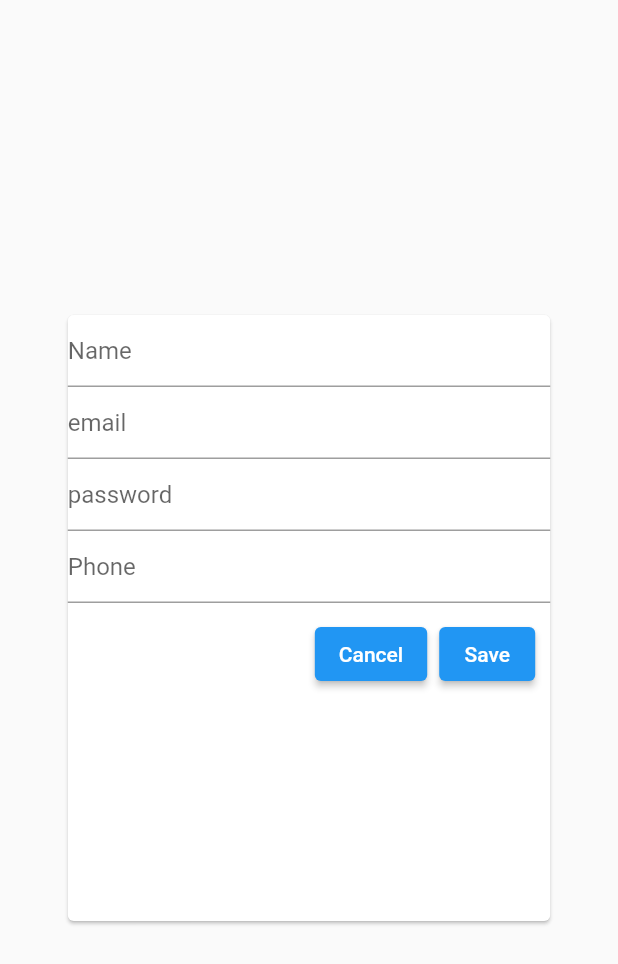
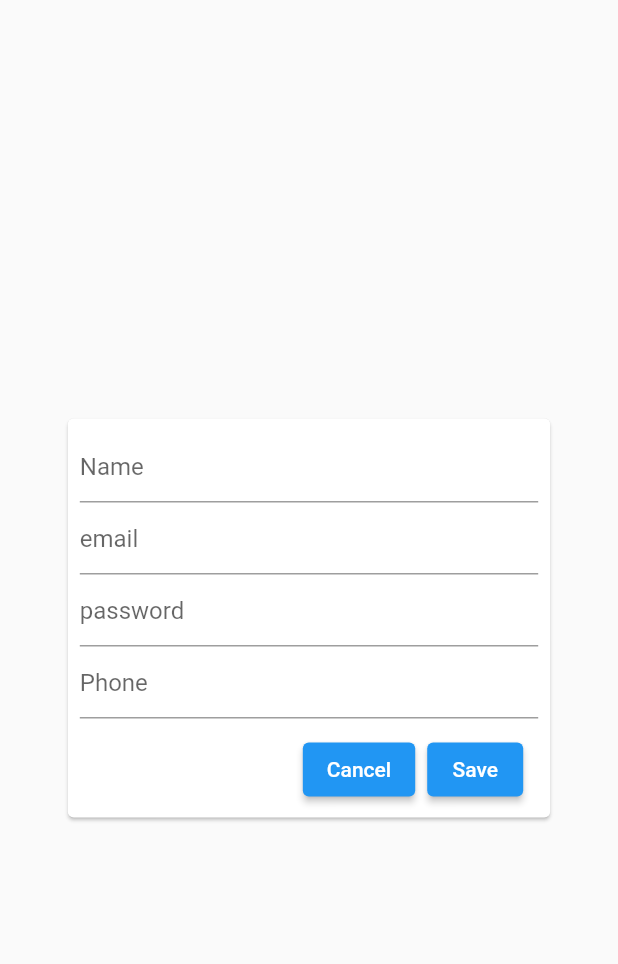
Before and after one commit to Agiratech-Madhan/Flutter, a Flutter app: the screen it shows after launch, after a tap on the "add" icon, on a phone screen of 412 x 824 dp. Shown: the top 964 px of the screen. Run offline on Flutter 3.47's test engine with Material 2 defaults, Android fonts, the phone set to English and light mode, and no system bars; our stand-ins replace flutter_signin_button, font_awesome_flutter, google_fonts, grouped_list; missing offline and left inert: dart:ffi, flutter_emoji, language_picker; network calls fail.

Commit message:
fetch, update,edit and delete

```diff
--- a/RESTAPI/restapicrud/lib/providers/detailsprovider.dart
+++ b/RESTAPI/restapicrud/lib/providers/detailsprovider.dart
@@ -50,6 +50,14 @@ class DetailsProvider with ChangeNotifier {
         'https://shop-app-4b081-default-rtdb.firebaseio.com/apicrud.json');
     try {
       final response = await http.get(url);
+      print('response${response.contentLength}');
+      print('response headers${response.headers}');
+      print('response is redirect ${response.isRedirect}');
+      print('response persistentConnection${response.persistentConnection}');
+      print('response request${response.request}');
+      print('response statusCode${response.statusCode}');
+      print('response body${response.body}');
+
       final extractedUserData =
           json.decode(response.body) as Map<String, dynamic>;
       final List<User> usersList = [];
@@ -60,7 +68,7 @@ class DetailsProvider with ChangeNotifier {
                 name: value['name'],
                 email: value['email'],
                 password: value['password'],
-                phoneNo: value['PhoneNo'])
+                phoneNo: value['phoneNo'])
 
             // User.fromJson(value)
 
@@ -82,21 +90,32 @@ class DetailsProvider with ChangeNotifier {
 
   Future<void> updateUser(String id, User newUser) async {
     final userIndex = users.indexWhere((element) => element.id == id);
+    print(id);
+    print('update index$userIndex');
+    print('userIndex\$${newUser.name}');
     print('userIndex$userIndex');
-    if (userIndex > 0) {
+    print('userIndex$userIndex');
+    print('userIndex$userIndex');
+    if (userIndex >= 0) {
+      print('data matched');
       final url = Uri.parse(
           'https://shop-app-4b081-default-rtdb.firebaseio.com/apicrud/$id.json');
-      await http.patch(url,
-          body: json.encode({
-            'name': newUser.name,
-            'email': newUser.email,
-            'password': newUser.password,
-            'phoneNo': newUser.phoneNo
-          }));
+      await http
+          .patch(url,
+              body: json.encode({
+                'name': newUser.name,
+                'email': newUser.email,
+                'password': newUser.password,
+                'phoneNo': newUser.phoneNo
+              }))
+          .then((value) {
+        print(value);
+      });
       print('old data email${users[userIndex].email}');
       print(' new mail data${newUser.email}');
 
       users[userIndex] = newUser;
+
       notifyListeners();
     }
   }
--- a/RESTAPI/restapicrud/lib/screens/editScreen.dart
+++ b/RESTAPI/restapicrud/lib/screens/editScreen.dart
@@ -2,16 +2,10 @@
 import 'package:flutter/material.dart';
 import 'package:provider/provider.dart';
 import 'package:restapicrud/models/Info_model.dart';
-import 'package:restapicrud/providers/detailsprovider.dart';
+import '../providers/detailsprovider.dart';
 
 class EditScreen extends StatefulWidget {
   static const routeName = '/edit-screen';
-  // final bool isAdd;
-
-  //  EditScreen({
-  //   required this.isAdd,
-  // });
-
   @override
   State<EditScreen> createState() => _EditScreenState();
 }
@@ -38,11 +32,11 @@ class _EditScreenState extends State<EditScreen> {
       await Provider.of<DetailsProvider>(context, listen: false)
           .addUser(_editedUser);
     } else {
-      // print('editorUser');
-      // print('editoruser Id${_editedUser.id}');
-      // print('editoruser name${_editedUser.name}');
-      // print('editoruser email${_editedUser.email}');
-      // print('editoruser passwrod${_editedUser.password}');
+      print('editorUser');
+      print('editoruser Id${_editedUser.id}');
+      print('editoruser name${_editedUser.name}');
+      print('editoruser email${_editedUser.email}');
+      print('editoruser passwrod${_editedUser.password}');
       await Provider.of<DetailsProvider>(context, listen: false)
           .updateUser(_editedUser.id!, _editedUser);
     }
@@ -65,6 +59,7 @@ class _EditScreenState extends State<EditScreen> {
       if (uservalues['id'] != '') {
         _editedUser = Provider.of<DetailsProvider>(context, listen: false)
             .findById(uservalues['id']);
+        print(_editedUser.phoneNo);
         initValue = {
           'name': _editedUser.name,
           'email': _editedUser.email,
@@ -85,16 +80,25 @@ class _EditScreenState extends State<EditScreen> {
       body: Center(
         child: isLoading
             ? CircularProgressIndicator()
-            : Container(
+            : SingleChildScrollView(
+                child: SizedBox(
+                  // padding: EdgeInsets.all(10),
                   width: MediaQuery.of(context).size.width * 0.8,
-                height: MediaQuery.of(context).size.height * 0.50,
+                  // height: MediaQuery.of(context).size.height * 0.50,
                   child: Card(
                     child: Form(
                         key: _form,
-                      child: ListView(
+                        child: Padding(
+                          padding: const EdgeInsets.all(8.0),
+                          child: Column(
+                            mainAxisAlignment: MainAxisAlignment.spaceBetween,
+                            children: [
+                              Column(
+                                mainAxisAlignment: MainAxisAlignment.center,
                                 children: [
                                   TextFormField(
-                            decoration: InputDecoration(hintText: 'Name'),
+                                    decoration:
+                                        InputDecoration(hintText: 'Name'),
                                     initialValue: initValue['name'],
                                     keyboardType: TextInputType.name,
                                     onSaved: (newValue) {
@@ -114,7 +118,8 @@ class _EditScreenState extends State<EditScreen> {
                                     },
                                   ),
                                   TextFormField(
-                            decoration: InputDecoration(hintText: 'email'),
+                                    decoration:
+                                        InputDecoration(hintText: 'email'),
                                     initialValue: initValue['email'],
                                     keyboardType: TextInputType.emailAddress,
                                     onSaved: (newValue) {
@@ -127,14 +132,16 @@ class _EditScreenState extends State<EditScreen> {
                                       );
                                     },
                                     validator: (value) {
-                              if (value!.isEmpty) {
+                                      if (value!.isEmpty ||
+                                          !(value.contains('@'))) {
                                         return 'please enter value';
                                       }
                                       return null;
                                     },
                                   ),
                                   TextFormField(
-                            decoration: InputDecoration(hintText: 'password'),
+                                    decoration:
+                                        InputDecoration(hintText: 'password'),
                                     initialValue: initValue['password'],
                                     keyboardType: TextInputType.visiblePassword,
                                     onSaved: (newValue) {
@@ -147,14 +154,18 @@ class _EditScreenState extends State<EditScreen> {
                                       );
                                     },
                                     validator: (value) {
+                                      // print(value?.contains('@'));
+
                                       if (value!.isEmpty) {
                                         return 'please enter value';
                                       }
+
                                       return null;
                                     },
                                   ),
                                   TextFormField(
-                            decoration: InputDecoration(hintText: 'Phone'),
+                                    decoration:
+                                        InputDecoration(hintText: 'Phone'),
                                     initialValue: initValue['phoneNo'],
                                     keyboardType: TextInputType.number,
                                     onSaved: (newValue) {
@@ -173,6 +184,8 @@ class _EditScreenState extends State<EditScreen> {
                                       return null;
                                     },
                                   ),
+                                ],
+                              ),
                               Padding(
                                 padding: EdgeInsets.only(top: 10.0),
                                 child: Row(
@@ -190,13 +203,17 @@ class _EditScreenState extends State<EditScreen> {
                                       child: ElevatedButton(
                                           onPressed: () =>
                                               _save(uservalues['isAdd']),
-                                      child: Text('Save')),
+                                          child: Text(uservalues['isAdd']
+                                              ? 'Save'
+                                              : 'Update')),
                                     ),
                                   ],
                                 ),
                               )
                             ],
+                          ),
                         )),
+                  ),
                 ),
               ),
       ),
--- a/RESTAPI/restapicrud/lib/screens/homeScreen.dart
+++ b/RESTAPI/restapicrud/lib/screens/homeScreen.dart
@@ -1,7 +1,6 @@
 import 'package:flutter/material.dart';
 import 'package:provider/provider.dart';
-import 'package:restapicrud/models/Info_model.dart';
-import 'package:restapicrud/screens/editScreen.dart';
+import '../screens/editScreen.dart';
 import '../providers/detailsprovider.dart';
 
 class HomeScreen extends StatefulWidget {
@@ -17,11 +16,11 @@ class _HomeScreenState extends State<HomeScreen> {
   bool isedit = true;
   @override
   void initState() {
+    super.initState();
     isLoading = true;
+
     Provider.of<DetailsProvider>(context, listen: false).fetchusers();
-    // Provider.of<DetailsProvider>(context, listen: false).getpost();
     isLoading = false;
-    super.initState();
   }
 
   @override
@@ -29,14 +28,11 @@ class _HomeScreenState extends State<HomeScreen> {
     final userValues = Provider.of<DetailsProvider>(
       context,
     );
-    // print(userValues);
-    // print('${userValues.users[1].id}');
-    // print('${userValues.users[0].name}');
-    // print('${userValues.users[0].password}');
+    // print(userValues.users[0].phoneNo);
     return Scaffold(
       appBar: AppBar(
         centerTitle: true,
-          title: const Text('data'),
+        title: const Text('API'),
         actions: [
           IconButton(
               onPressed: () {
@@ -47,7 +43,7 @@ class _HomeScreenState extends State<HomeScreen> {
         ],
       ),
       body: isLoading
-            ? CircularProgressIndicator()
+          ? const CircularProgressIndicator()
           : ListView.builder(
               itemCount: userValues.users.length,
               itemBuilder: ((context, index) => ListTile(
@@ -58,8 +54,7 @@ class _HomeScreenState extends State<HomeScreen> {
                         Text('${userValues.users[index].email}'),
                         Padding(
                           padding: const EdgeInsets.only(left: 8.0),
-                            child: Text(
-                                userValues.users[index].phoneNo.toString()),
+                          // child: Text(userValues.users[index].phoneNo!),
                         )
                       ],
                     ),
@@ -77,9 +72,6 @@ class _HomeScreenState extends State<HomeScreen> {
                                 Navigator.of(context).pushNamed(
                                     EditScreen.routeName,
                                     arguments: {'id': id, 'isAdd': false});
-                                  // Navigator.of(context).push(MaterialPageRoute(
-                                  //   builder: (context) => EditScreen(),
-                                  // ));
                               },
                               icon: Icon(Icons.edit)),
                           IconButton(
@@ -87,24 +79,28 @@ class _HomeScreenState extends State<HomeScreen> {
                               onPressed: () {
                                 Provider.of<DetailsProvider>(context,
                                         listen: false)
-                                      .deleteUser(userValues.users[index].id
-                                          .toString());
+                                    .deleteUser(
+                                        userValues.users[index].id.toString());
                               },
                               icon: Icon(Icons.delete)),
                         ],
                       ),
                     ),
-                      //  final productId = ModalRoute.of(context)!.settings.arguments as String;
-                      //Navigator.of(context).pushNamed(EditProductScreen.routeName,
-                      // arguments: {'id': id, 'isAdd': true});
-                      // trailing: Expanded(
-                      //   child: Row(
-                      //     children: [
-                      //       IconButton(
-                      //           onPressed: () {}, icon: Icon(Icons.edit)),
-                      //     ],
-                      //   ),
-                      // ),
-                    ))));
+                  )),
+            ),
+      floatingActionButtonLocation: FloatingActionButtonLocation.centerFloat,
+      floatingActionButton: FloatingActionButton.extended(
+        onPressed: () {
+          Navigator.of(context).pushNamed(EditScreen.routeName,
+              arguments: {'id': '', 'isAdd': true});
+        },
+        label: Row(
+          children: const [
+            Icon(Icons.add),
+            Text(' ADD'),
+          ],
+        ),
+      ),
+    );
   }
 }
```
Lines whose indentation alone changed are shown as unchanged.
